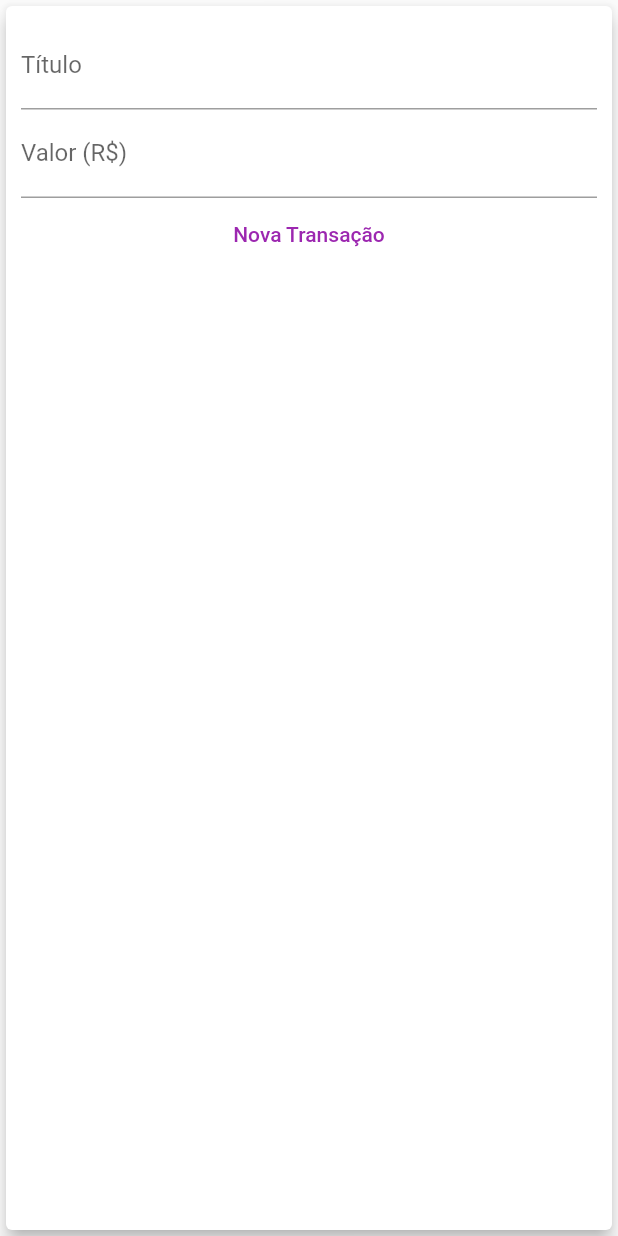
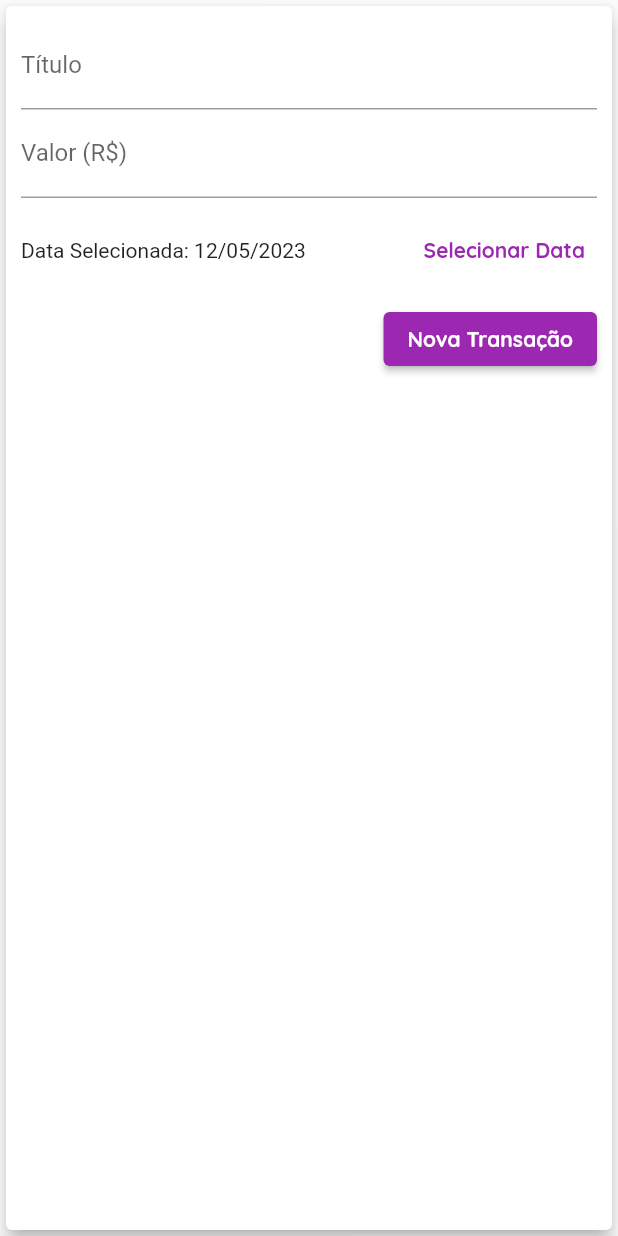
Before and after one commit to Gabrielhlc/expenses, a Flutter app: the TransactionForm widget shown alone on an empty page, opened directly with empty values, after a tap on "Nova Transação", on a phone screen of 412 x 824 dp. Run offline on Flutter 3.47's test engine with Material 2 defaults, Android fonts, the phone set to English and light mode, and no system bars.

Commit message:
feat: modal dateTime

```diff
--- a/lib/components/chart.dart
+++ b/lib/components/chart.dart
@@ -57,7 +57,8 @@ class Chart extends StatelessWidget {
               child: ChartBar(
                 label: tr['day'],
                 value: tr['value'],
-                percentage: tr['value'] / _weekTotalValue,
+                percentage:
+                    _weekTotalValue == 0 ? 0 : tr['value'] / _weekTotalValue,
               ),
             );
           }).toList(),
--- a/lib/components/transaction_form.dart
+++ b/lib/components/transaction_form.dart
@@ -1,27 +1,44 @@
 import 'package:flutter/material.dart';
+import 'package:intl/intl.dart';
 
 class TransactionForm extends StatefulWidget {
-  final void Function(String, double) onSubmit;
+  final void Function(String, double, DateTime) onSubmit;
 
-  TransactionForm(this.onSubmit);
+  const TransactionForm(this.onSubmit, {super.key});
 
   @override
   State<TransactionForm> createState() => _TransactionFormState();
 }
 
 class _TransactionFormState extends State<TransactionForm> {
-  final titleController = TextEditingController();
+  final _titleController = TextEditingController();
 
-  final valueController = TextEditingController();
+  final _valueController = TextEditingController();
+  DateTime? _selectedDate = DateTime.now();
 
   _submitForm() {
-    final title = titleController.text;
-    final value = double.tryParse(valueController.text) ?? 0.0;
+    final title = _titleController.text;
+    final value = double.tryParse(_valueController.text) ?? 0.0;
     if (title.isEmpty || value <= 0) {
       return;
     }
 
-    widget.onSubmit(title, value);
+    widget.onSubmit(title, value, _selectedDate!);
+  }
+
+  _showDatePicker() {
+    showDatePicker(
+      context: context,
+      initialDate: DateTime.now(),
+      firstDate: DateTime(2022),
+      lastDate: DateTime.now(),
+    ).then((pickedDate) {
+      if (pickedDate == null) return;
+
+      setState(() {
+        _selectedDate = pickedDate;
+      });
+    });
   }
 
   @override
@@ -33,14 +50,14 @@ class _TransactionFormState extends State<TransactionForm> {
         child: Column(
           children: <Widget>[
             TextField(
-              controller: titleController,
+              controller: _titleController,
               onSubmitted: (_) => _submitForm(),
               decoration: const InputDecoration(
                 labelText: 'Título',
               ),
             ),
             TextField(
-              controller: valueController,
+              controller: _valueController,
               keyboardType:
                   const TextInputType.numberWithOptions(decimal: true),
               onSubmitted: (_) => _submitForm(),
@@ -48,10 +65,46 @@ class _TransactionFormState extends State<TransactionForm> {
                 labelText: 'Valor (R\$)',
               ),
             ),
-            TextButton(
-              onPressed: _submitForm,
-              style: TextButton.styleFrom(foregroundColor: Colors.purple),
-              child: const Text('Nova Transação'),
+            SizedBox(
+              height: 70,
+              child: Row(
+                children: <Widget>[
+                  Expanded(
+                    child: Text(
+                      _selectedDate == null
+                          ? 'Nenhuma data selecionada!'
+                          : 'Data Selecionada: ${DateFormat('d/MM/y').format(_selectedDate!)}',
+                    ),
+                  ),
+                  TextButton(
+                    onPressed: _showDatePicker,
+                    child: Text(
+                      'Selecionar Data',
+                      style: TextStyle(
+                        color: Theme.of(context).colorScheme.primary,
+                        fontWeight: FontWeight.bold,
+                      ),
+                    ),
+                  )
+                ],
+              ),
+            ),
+            Row(
+              mainAxisAlignment: MainAxisAlignment.end,
+              children: [
+                ElevatedButton(
+                  onPressed: _submitForm,
+                  style: ElevatedButton.styleFrom(
+                    backgroundColor: Theme.of(context).colorScheme.primary,
+                  ),
+                  child: Text(
+                    'Nova Transação',
+                    style: TextStyle(
+                      color: Theme.of(context).textTheme.labelLarge!.color,
+                    ),
+                  ),
+                ),
+              ],
             ),
           ],
         ),
```
Also changed, not shown: lib/main.dart (+7 -34 lines).
